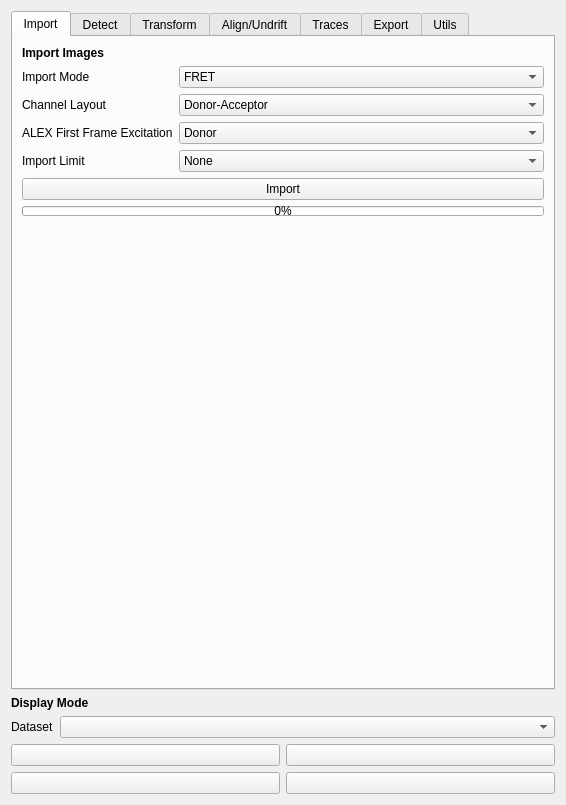
Above: src/napari_gapseq2/widget_ui.ui from piedrro/napari-GapSeq2 before the change. Below: the same form after it.
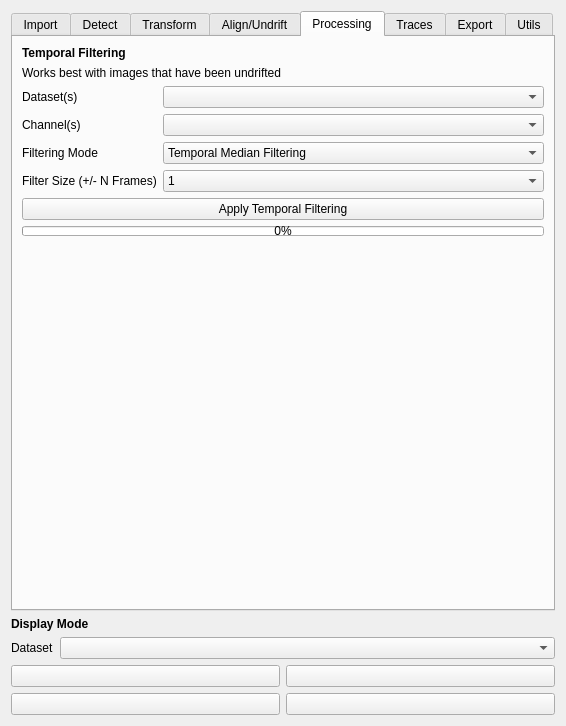
That is the form after the change. The open tabs and pages were chosen to show the change.

Commit message: added temporal filtering

The edit to the form file:
```diff
--- a/src/napari_gapseq2/widget_ui.ui
+++ b/src/napari_gapseq2/widget_ui.ui
@@ -7,7 +7,7 @@
     <x>0</x>
     <y>0</y>
     <width>566</width>
-    <height>805</height>
+    <height>725</height>
    </rect>
   </property>
   <property name="windowTitle">
@@ -1051,6 +1051,178 @@
        </item>
       </layout>
      </widget>
+     <widget class="QWidget" name="tab_10">
+      <attribute name="title">
+       <string>Processing</string>
+      </attribute>
+      <layout class="QVBoxLayout" name="verticalLayout_13">
+       <item>
+        <widget class="QLabel" name="label_42">
+         <property name="font">
+          <font>
+           <weight>75</weight>
+           <bold>true</bold>
+          </font>
+         </property>
+         <property name="text">
+          <string>Temporal Filtering</string>
+         </property>
+        </widget>
+       </item>
+       <item>
+        <widget class="QLabel" name="label_57">
+         <property name="text">
+          <string>Works best with images that have been undrifted</string>
+         </property>
+        </widget>
+       </item>
+       <item>
+        <layout class="QFormLayout" name="formLayout_15">
+         <item row="0" column="0">
+          <widget class="QLabel" name="label_47">
+           <property name="text">
+            <string>Dataset(s)</string>
+           </property>
+          </widget>
+         </item>
+         <item row="0" column="1">
+          <widget class="QComboBox" name="filtering_datasets"/>
+         </item>
+         <item row="1" column="0">
+          <widget class="QLabel" name="label_52">
+           <property name="text">
+            <string>Channel(s)</string>
+           </property>
+          </widget>
+         </item>
+         <item row="1" column="1">
+          <widget class="QComboBox" name="filtering_channels"/>
+         </item>
+         <item row="2" column="0">
+          <widget class="QLabel" name="label_56">
+           <property name="text">
+            <string>Filtering Mode</string>
+           </property>
+          </widget>
+         </item>
+         <item row="2" column="1">
+          <widget class="QComboBox" name="filtering_mode">
+           <item>
+            <property name="text">
+             <string>Temporal Median Filtering</string>
+            </property>
+           </item>
+           <item>
+            <property name="text">
+             <string>Temportal Mean Filtering</string>
+            </property>
+           </item>
+          </widget>
+         </item>
+         <item row="3" column="0">
+          <widget class="QLabel" name="label_55">
+           <property name="text">
+            <string>Filter Size (+/- N Frames)</string>
+           </property>
+          </widget>
+         </item>
+         <item row="3" column="1">
+          <widget class="QComboBox" name="filtering_filter_size">
+           <item>
+            <property name="text">
+             <string>1</string>
+            </property>
+           </item>
+           <item>
+            <property name="text">
+             <string>2</string>
+            </property>
+           </item>
+           <item>
+            <property name="text">
+             <string>3</string>
+            </property>
+           </item>
+           <item>
+            <property name="text">
+             <string>4</string>
+            </property>
+           </item>
+           <item>
+            <property name="text">
+             <string>5</string>
+            </property>
+           </item>
+           <item>
+            <property name="text">
+             <string>6</string>
+            </property>
+           </item>
+           <item>
+            <property name="text">
+             <string>7</string>
+            </property>
+           </item>
+           <item>
+            <property name="text">
+             <string>8</string>
+            </property>
+           </item>
+           <item>
+            <property name="text">
+             <string>9</string>
+            </property>
+           </item>
+           <item>
+            <property name="text">
+             <string>10</string>
+            </property>
+           </item>
+          </widget>
+         </item>
+        </layout>
+       </item>
+       <item>
+        <widget class="QPushButton" name="filtering_start">
+         <property name="text">
+          <string>Apply Temporal Filtering</string>
+         </property>
+        </widget>
+       </item>
+       <item>
+        <widget class="QProgressBar" name="filtering_progressbar">
+         <property name="sizePolicy">
+          <sizepolicy hsizetype="Minimum" vsizetype="Fixed">
+           <horstretch>0</horstretch>
+           <verstretch>0</verstretch>
+          </sizepolicy>
+         </property>
+         <property name="maximumSize">
+          <size>
+           <width>16777215</width>
+           <height>10</height>
+          </size>
+         </property>
+         <property name="value">
+          <number>0</number>
+         </property>
+        </widget>
+       </item>
+       <item>
+        <spacer name="verticalSpacer_14">
+         <property name="orientation">
+          <enum>Qt::Vertical</enum>
+         </property>
+         <property name="sizeHint" stdset="0">
+          <size>
+           <width>20</width>
+           <height>40</height>
+          </size>
+         </property>
+        </spacer>
+       </item>
+      </layout>
+     </widget>
      <widget class="QWidget" name="tab_5">
       <attribute name="title">
        <string>Traces</string>
```
The commit also changes 6 other files.
